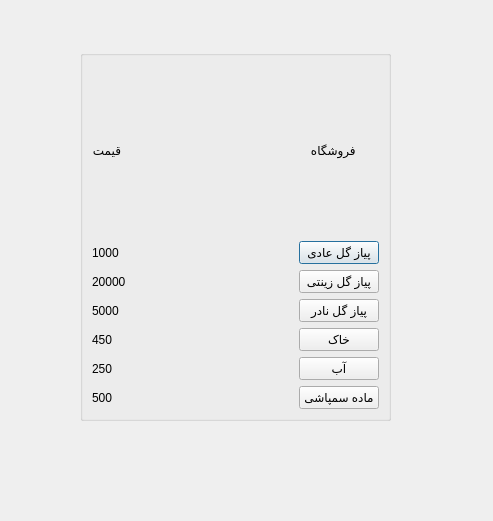
The window that form/store2.ui (mahshid-o/GreenHouse) describes before a commit, drawn with Qt 5.
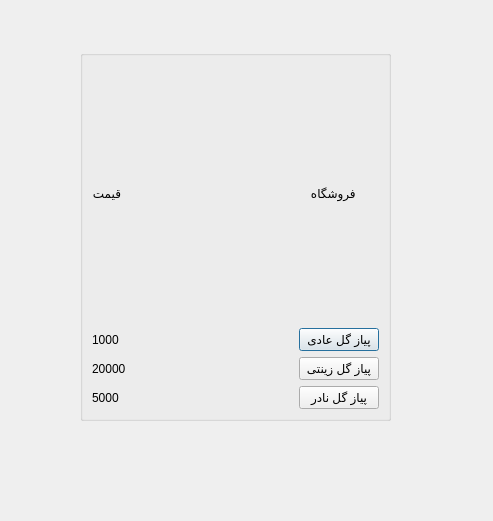
The same window after the commit. Icons and pictures are not drawn.

Patch:
```diff
--- a/form/store2.ui
+++ b/form/store2.ui
@@ -153,99 +153,6 @@
       </item>
      </layout>
     </item>
-    <item>
-     <layout class="QHBoxLayout" name="horizontalLayout_4">
-      <item>
-       <widget class="QLabel" name="labelSoilPrice">
-        <property name="text">
-         <string>450</string>
-        </property>
-       </widget>
-      </item>
-      <item>
-       <spacer name="horizontalSpacer_4">
-        <property name="orientation">
-         <enum>Qt::Horizontal</enum>
-        </property>
-        <property name="sizeHint" stdset="0">
-         <size>
-          <width>40</width>
-          <height>20</height>
-         </size>
-        </property>
-       </spacer>
-      </item>
-      <item>
-       <widget class="QPushButton" name="pushButtonBuyKhak">
-        <property name="text">
-         <string>خاک</string>
-        </property>
-       </widget>
-      </item>
-     </layout>
-    </item>
-    <item>
-     <layout class="QHBoxLayout" name="horizontalLayout_5">
-      <item>
-       <widget class="QLabel" name="labelWaterPrice">
-        <property name="text">
-         <string>250</string>
-        </property>
-       </widget>
-      </item>
-      <item>
-       <spacer name="horizontalSpacer_5">
-        <property name="orientation">
-         <enum>Qt::Horizontal</enum>
-        </property>
-        <property name="sizeHint" stdset="0">
-         <size>
-          <width>40</width>
-          <height>20</height>
-         </size>
-        </property>
-       </spacer>
-      </item>
-      <item>
-       <widget class="QPushButton" name="pushButtonBuyAb">
-        <property name="text">
-         <string>آب</string>
-        </property>
-       </widget>
-      </item>
-     </layout>
-    </item>
-    <item>
-     <layout class="QHBoxLayout" name="horizontalLayout_6">
-      <item>
-       <widget class="QLabel" name="labelPoisonPrice">
-        <property name="text">
-         <string>500</string>
-        </property>
-       </widget>
-      </item>
-      <item>
-       <spacer name="horizontalSpacer_6">
-        <property name="orientation">
-         <enum>Qt::Horizontal</enum>
-        </property>
-        <property name="sizeHint" stdset="0">
-         <size>
-          <width>40</width>
-          <height>20</height>
-         </size>
-        </property>
-       </spacer>
-      </item>
-      <item>
-       <widget class="QPushButton" name="pushButtonBuyPoison">
-        <property name="text">
-         <string>ماده سمپاشی</string>
-        </property>
-       </widget>
-      </item>
-     </layout>
-    </item>
    </layout>
   </widget>
  </widget>
```
